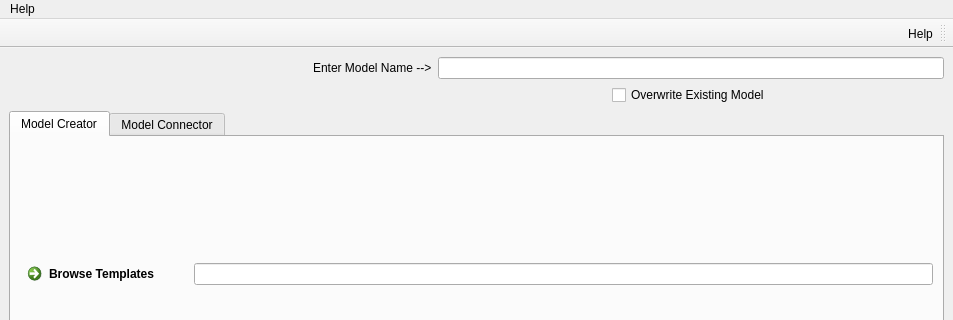
Above: sstGUI.ui from lpsmodsimteam/sst-config-gui before the change; both pictures show x 0 to 953 and y 0 to 320 of the 953 by 712 pixel window. Below: the same form after it.
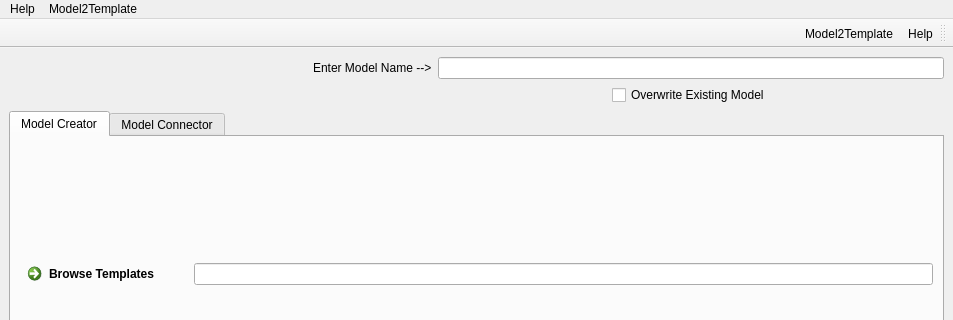
That is the form after the change. Icons and pictures are not drawn.

Commit message: added model2template conversion to the gui

What changed in the file:
```diff
--- a/sstGUI.ui
+++ b/sstGUI.ui
@@ -246,7 +246,14 @@
     </property>
     <addaction name="actionOpen_Help"/>
    </widget>
+   <widget class="QMenu" name="menuModel2Template">
+    <property name="title">
+     <string>Model2Template</string>
+    </property>
+    <addaction name="actionModel2Template"/>
+   </widget>
    <addaction name="menuHelp"/>
+   <addaction name="menuModel2Template"/>
   </widget>
   <widget class="QToolBar" name="toolBar">
    <property name="windowTitle">
@@ -265,12 +272,18 @@
     <bool>false</bool>
    </attribute>
    <addaction name="actionOpen_Help"/>
+   <addaction name="actionModel2Template"/>
   </widget>
   <action name="actionOpen_Help">
    <property name="text">
     <string>Help</string>
    </property>
   </action>
+  <action name="actionModel2Template">
+   <property name="text">
+    <string>Model2Template</string>
+   </property>
+  </action>
  </widget>
  <resources/>
  <connections/>
```
The commit also changes 2 other files.
